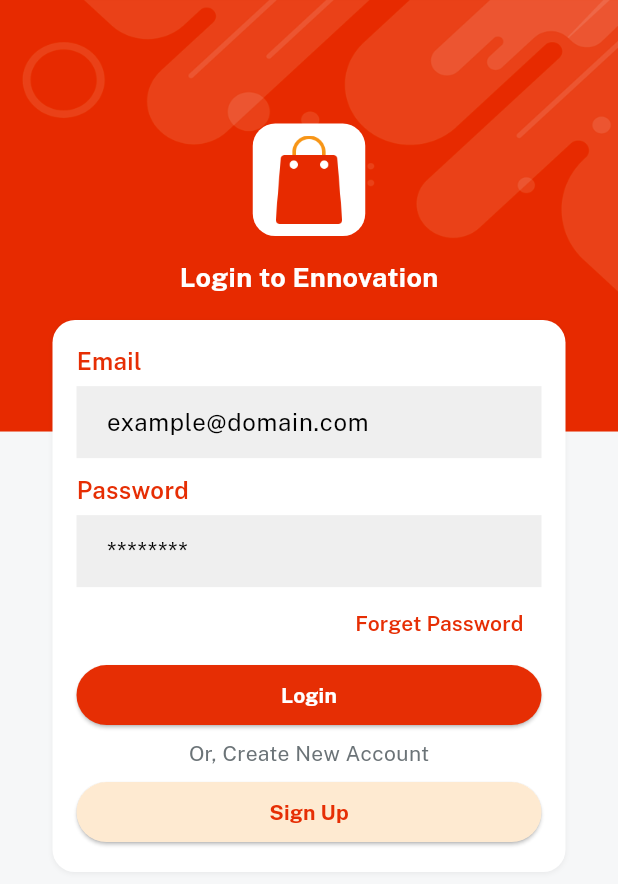
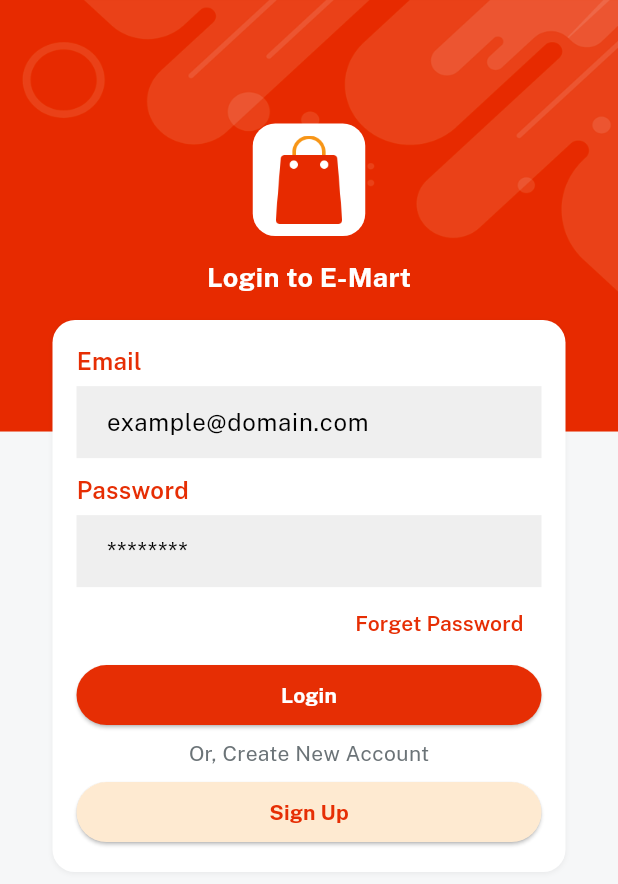
Before and after one commit to ahmedzayan7920/emart, a Flutter app: the screen it shows after launch, on a phone screen of 412 x 824 dp. Shown: the top 884 px of the screen. Run offline on Flutter 3.47's test engine with Material 3 defaults, Android fonts, the phone set to English and light mode, and no system bars; our stand-ins replace cached_network_image, cloud_firestore, firebase_auth, firebase_core, firebase_storage, get and 3 more; accounts and stored records are empty.

Commit message:
Add support for Android 11 (minSdkVersion 23)
This commit updates the Android build configuration to set the minSdkVersion to 23, which is required for Android 11 support. Additionally, it renames the app name from "Ennovation" to "E-Mart" in the app_strings.dart file.

The commit also updates the dependencies to their latest versions, including:
- velocity_x: ^4.2.1
- firebase_core: ^3.1.0
- firebase_auth: ^5.1.0
- firebase_storage: ^12.0.1
- cloud_firestore: ^5.0.1
- image_picker: ^1.1.2
- internet_connection_checker: ^2.0.0
- intl: ^0.19.0
- flutter_launcher_icons: ^0.13.1
- flutter_lints: ^4.0.0

The updated dependencies bring in bug fixes, performance improvements, and new features to the project.

```diff
--- a/lib/consts/app_strings.dart
+++ b/lib/consts/app_strings.dart
@@ -1,5 +1,5 @@
 abstract class AppStrings {
-  static const appName = "Ennovation";
+  static const appName = "E-Mart";
   static const appVersion = "Version 1.0.0";
   static const credits = "@Ahmed Zayan";
   static const name = "Name";
--- a/lib/presentation/widgets/custom_home_button.dart
+++ b/lib/presentation/widgets/custom_home_button.dart
@@ -1,7 +1,7 @@
 import '../../consts/app_consts.dart';
 
 class CustomHomeButton extends StatelessWidget {
-  const CustomHomeButton({Key? key, required this.title, required this.imagePath, required this.height,}) : super(key: key);
+  const CustomHomeButton({super.key, required this.title, required this.imagePath, required this.height,});
 
   final String title;
   final String imagePath;
```
Also changed, not shown: pubspec.yaml (+10 -10 lines), pubspec.lock, 1 other file.
